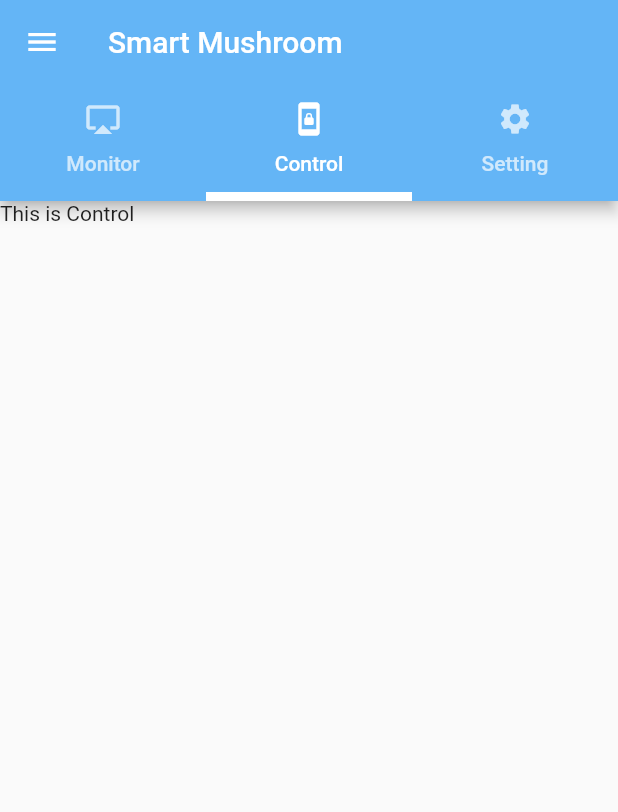
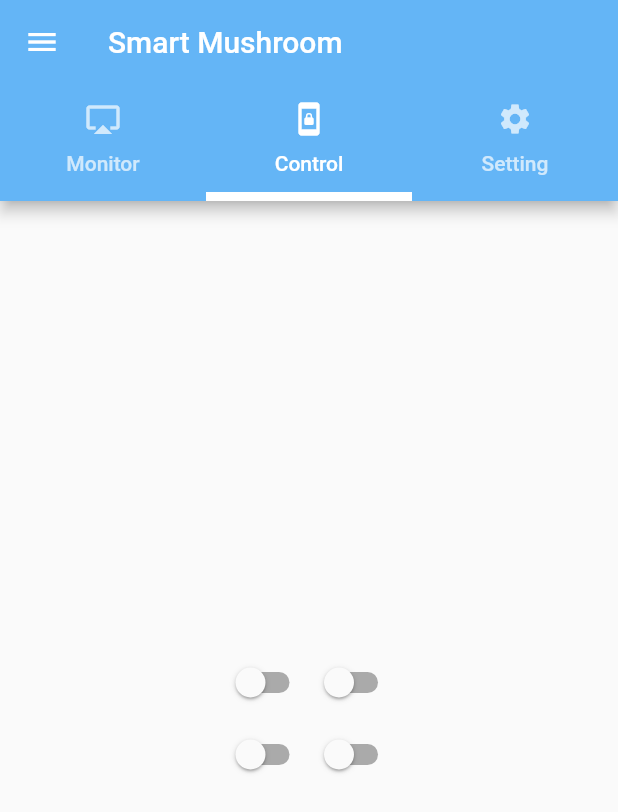
Before and after one commit to manyou66/mushroomiot, a Flutter app: the MyService screen opened directly, tab 2 chosen, on a phone screen of 412 x 824 dp. Shown: the top 812 px of the screen. Run offline on Flutter 3.47's test engine with Material 2 defaults, Android fonts, the light colour scheme and no system bars; our stand-ins replace firebase_auth; missing offline and left inert: dart:ffi; accounts and stored records are empty.

Commit message:
Start 14 Nov Show Switch Control

```diff
--- a/lib/widget/control.dart
+++ b/lib/widget/control.dart
@@ -6,10 +6,53 @@ class Control extends StatefulWidget {
 }
 
 class _ControlState extends State<Control> {
+  //Field
+  bool modeBool = false;
+
+  //Method
+  Widget switchMode() {
+    return Switch(
+      value: modeBool,
+      onChanged: (bool value) {
+        changeBool(value);
+      },
+    );
+  }
+
+  void changeBool(bool value) {
+    setState(() {
+      modeBool = value;
+      print('modeBool = $modeBool');
+    });
+  }
+
+  Widget topRow() {
+    return Row(mainAxisSize: MainAxisSize.min,
+      children: <Widget>[
+        switchMode(),
+        switchMode(),
+      ],
+    );
+  }
+
+  Widget bottonRow() {
+    return Row(mainAxisSize: MainAxisSize.min,
+      children: <Widget>[
+        switchMode(),
+        switchMode(),
+      ],
+    );
+  }
+
   @override
   Widget build(BuildContext context) {
-    return Container(
-      child: Text('This is Control'),
+    return Center(
+      child: Column(mainAxisSize: MainAxisSize.min,
+        children: <Widget>[
+          topRow(),
+          bottonRow(),
+        ],
+      ),
     );
   }
 }
--- a/lib/widget/monitor.dart
+++ b/lib/widget/monitor.dart
@@ -1,4 +1,5 @@
 import 'package:flutter/material.dart';
+// import 'package:webview_flutter/webview_flutter.dart';
 
 class Monitor extends StatefulWidget {
   @override
@@ -6,10 +7,34 @@ class Monitor extends StatefulWidget {
 }
 
 class _MonitorState extends State<Monitor> {
+  //Field
+  String gateTemp='https://thingspeak.com/channels/662286/widgets/93565';
+  String gateHumidity ='https://thingspeak.com/channels/662286/charts/1?bgcolor=%23ffffff&color=%23d62020&dynamic=true&results=60&type=line&update=15';
+
+  //Method
+  // Widget showWebView(String url) {
+  //   return Container(width: 200.0,height: 200.0,
+  //     child: WebView(
+  //       initialUrl: url,javascriptMode: JavascriptMode.unrestricted,
+  //     ),
+  //   );
+  // }
+
+  // Widget showAllGade() {
+  //   return Container(
+  //     padding: EdgeInsets.all(20.0),
+  //     height: MediaQuery.of(context).size.height * 0.5, //screen / 2
+  //     width: MediaQuery.of(context).size.width,
+  //     child: Row(
+  //       children: <Widget>[showWebView(gateTemp)],
+  //     ),
+  //   );
+  // }
+
   @override
   Widget build(BuildContext context) {
     return Container(
-      child: Text('This is Monitor'),
+      child: Center(child: Text('Monitor')),
     );
   }
 }
--- a/pubspec.yaml
+++ b/pubspec.yaml
@@ -24,6 +24,7 @@ dependencies:
   # Use with the CupertinoIcons class for iOS style icons.
   cupertino_icons: ^0.1.2
   firebase_auth: ^0.14.0+8
+  # webview_flutter: ^0.3.15+1
 
 dev_dependencies:
   flutter_test:
```
